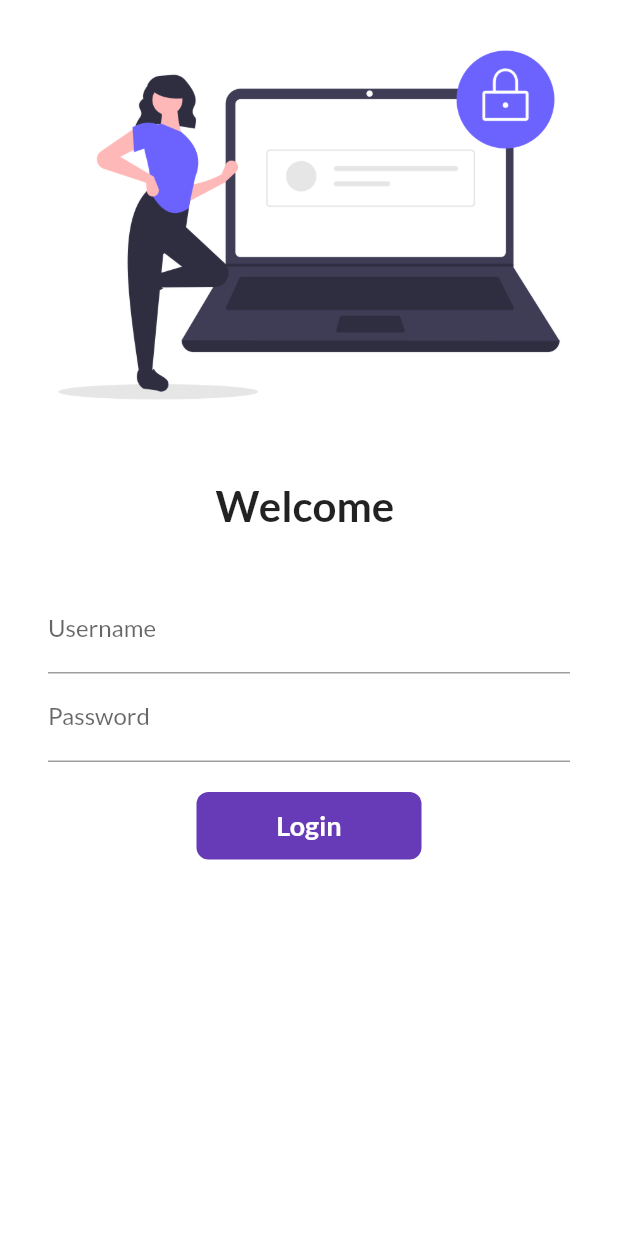
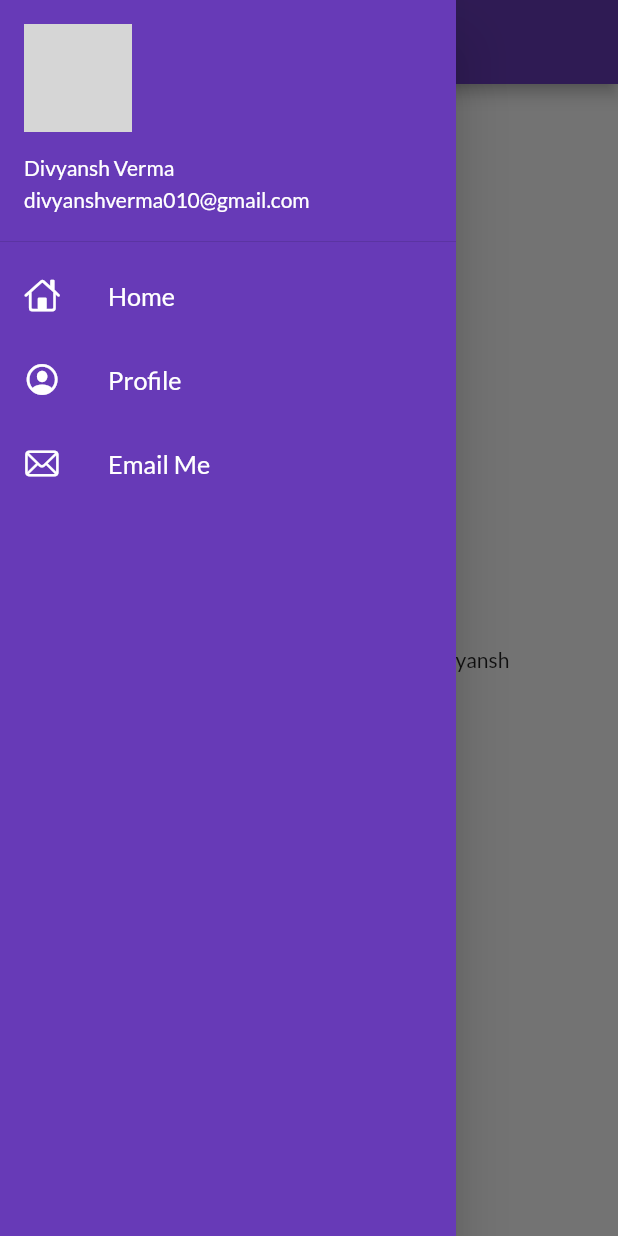
Before and after one commit to be-the-nerd/30DaysOfFlutter, a Flutter app: the screen it shows after launch, with the side drawer open (before the commit the screen has no drawer), on a phone screen of 412 x 824 dp. Run offline on Flutter 3.47's test engine with Material 2 defaults, Android fonts, the phone set to English and light mode, and no system bars; our stand-ins replace google_fonts; network calls fail; grey boxes are pictures that could not be loaded.

Commit message:
Day-8 completed

```diff
--- a/lib/main.dart
+++ b/lib/main.dart
@@ -11,14 +11,6 @@ void main() {
 class MyApp extends StatelessWidget {
   @override
   Widget build(BuildContext context) {
-    /* int days = 30;
-    String name = "Divyansh";
-    double piValue = 3.14;
-    bool isMale = true;
-    num temp = 30.5;  //inherited type of the int and double types
-    var day = "Tuesday";
-    const pi = 3.14; */
-
     return MaterialApp(
       debugShowCheckedModeBanner: false,
       themeMode: ThemeMode.light,
@@ -29,7 +21,7 @@ class MyApp extends StatelessWidget {
       darkTheme: ThemeData(
         brightness: Brightness.dark,
       ),
-      initialRoute: "/",
+      initialRoute: MyRoutes.homeRoute,
       routes: {
         "/": (context) => LoginPage(),
         MyRoutes.homeRoute: (context) => HomePage(), //same as new LoginPage()
--- a/lib/pages/home_page.dart
+++ b/lib/pages/home_page.dart
@@ -1,4 +1,7 @@
+// ignore_for_file: use_key_in_widget_constructors, prefer_const_constructors, avoid_unnecessary_containers
+
 import 'package:flutter/material.dart';
+import 'package:flutter_catalog/widgets/drawer.dart';
 
 class HomePage extends StatelessWidget {
   final int days = 30;
@@ -15,7 +18,7 @@ class HomePage extends StatelessWidget {
           child: Text("Welcome to $days days for Flutter by $name"),
         ),
       ),
-      drawer: Drawer(),
+      drawer: MyDrawer(),
     );
   }
 }
--- /dev/null
+++ b/lib/widgets/drawer.dart
@@ -0,0 +1,73 @@
+// ignore_for_file: prefer_const_constructors, use_key_in_widget_constructors, prefer_const_literals_to_create_immutables, prefer_const_declarations, avoid_unnecessary_containers
+
+import 'package:flutter/cupertino.dart';
+import 'package:flutter/material.dart';
+
+class MyDrawer extends StatelessWidget {
+  @override
+  Widget build(BuildContext context) {
+    final imageUrl =
+        "https://w7.pngwing.com/pngs/340/946/png-transparent-avatar-user-computer-icons-software-developer-avatar-child-face-heroes.png";
+    return Drawer(
+      child: Container(
+        color: Colors.deepPurple,
+        child: ListView(
+          padding: EdgeInsets.zero,
+          children: [
+            DrawerHeader(
+              padding: EdgeInsets.zero,
+              child: UserAccountsDrawerHeader(
+                margin: EdgeInsets.zero,
+                decoration: BoxDecoration(color: Colors.deepPurple),
+                accountName: Text("Divyansh Verma"),
+                accountEmail: Text("divyanshverma010@gmail.com"),
+                currentAccountPicture: CircleAvatar(
+                  backgroundImage: NetworkImage(imageUrl),
+                ),
+              ),
+            ),
+            ListTile(
+              leading: Icon(
+                CupertinoIcons.home,
+                color: Colors.white,
+              ),
+              title: Text(
+                "Home",
+                textScaleFactor: 1.2,
+                style: TextStyle(
+                  color: Colors.white,
+                ),
+              ),
+            ),
+            ListTile(
+              leading: Icon(
+                CupertinoIcons.profile_circled,
+                color: Colors.white,
+              ),
+              title: Text(
+                "Profile",
+                textScaleFactor: 1.2,
+                style: TextStyle(
+                  color: Colors.white,
+                ),
+              ),
+            ),
+            ListTile(
+              leading: Icon(
+                CupertinoIcons.mail,
+                color: Colors.white,
+              ),
+              title: Text(
+                "Email Me",
+                textScaleFactor: 1.2,
+                style: TextStyle(
+                  color: Colors.white,
+                ),
+              ),
+            ),
+          ],
+        ),
+      ),
+    );
+  }
+}
```
